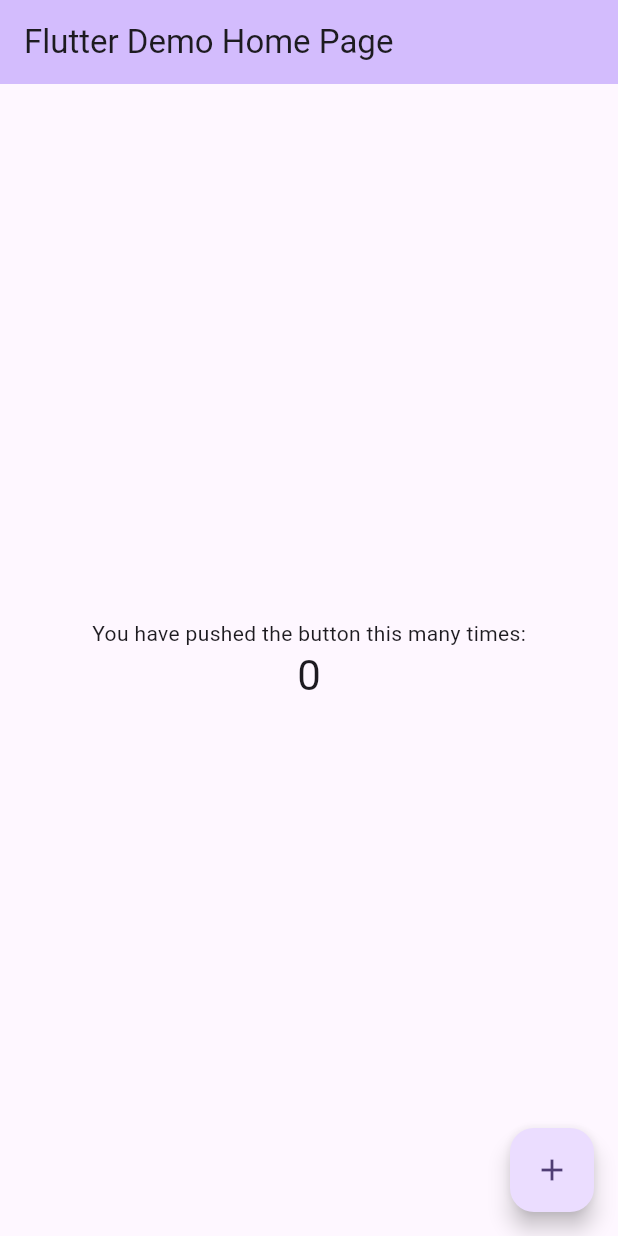
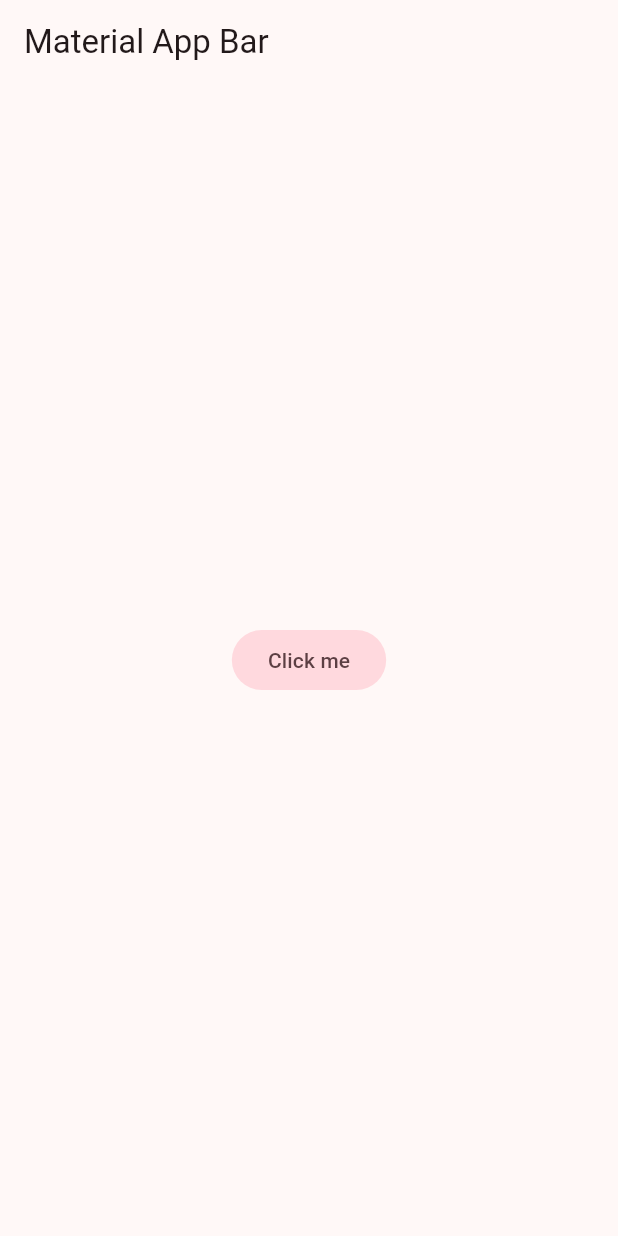
Before and after one commit to Victor-Cauich/yes_no_app_victor_4sa, a Flutter app: the screen it shows after launch, on a phone screen of 412 x 824 dp. Run offline on Flutter 3.47's test engine with Material 3 defaults, Android fonts, the phone set to English and light mode, and no system bars; our stand-ins replace dio.

Commit message:
ColorsSystem added

```diff
--- /dev/null
+++ b/lib/config/theme/app_theme.dart
@@ -0,0 +1,30 @@
+import 'package:flutter/material.dart';
+
+const Color _customColor = Color.fromARGB(255, 51, 33, 209);
+
+const List<Color> _colorThemes = [
+  _customColor,
+  Colors.blue,
+  Colors.teal,
+  Colors.green,
+  Colors.yellow,
+  Colors.orange,
+  Colors.pink,
+];
+
+class AppTheme {
+
+  final int selectedColor ;
+
+  AppTheme({
+    this.selectedColor = 0})
+    : assert( selectedColor >= 0 && selectedColor <= _colorThemes.length -1,
+     "Colors must be between 0 and ${_colorThemes.length}");
+
+  ThemeData theme() {
+    return ThemeData(
+      useMaterial3: true,
+      colorSchemeSeed: _colorThemes[selectedColor]
+    );
+  }
+}
--- a/lib/main.dart
+++ b/lib/main.dart
@@ -1,125 +1,28 @@
 import 'package:flutter/material.dart';
+import 'package:yes_no_app_victor_4sa/config/theme/app_theme.dart';
 
-void main() {
-  runApp(const MyApp());
-}
+void main() => runApp(const Myapp());
 
-class MyApp extends StatelessWidget {
-  const MyApp({super.key});
+class Myapp extends StatelessWidget {
+  const Myapp({super.key});
 
-  // This widget is the root of your application.
   @override
   Widget build(BuildContext context) {
     return MaterialApp(
-      title: 'Flutter Demo',
-      theme: ThemeData(
-        // This is the theme of your application.
-        //
-        // TRY THIS: Try running your application with "flutter run". You'll see
-        // the application has a purple toolbar. Then, without quitting the app,
-        // try changing the seedColor in the colorScheme below to Colors.green
-        // and then invoke "hot reload" (save your changes or press the "hot
-        // reload" button in a Flutter-supported IDE, or press "r" if you used
-        // the command line to start the app).
-        //
-        // Notice that the counter didn't reset back to zero; the application
-        // state is not lost during the reload. To reset the state, use hot
-        // restart instead.
-        //
-        // This works for code too, not just values: Most code changes can be
-        // tested with just a hot reload.
-        colorScheme: ColorScheme.fromSeed(seedColor: Colors.deepPurple),
-        useMaterial3: true,
-      ),
-      home: const MyHomePage(title: 'Flutter Demo Home Page'),
+      title: 'Yes No App',
+      debugShowCheckedModeBanner: false,
+      theme: AppTheme( selectedColor: 6).theme(), //widget de asercion para marcar error
+      home: Scaffold(
+        appBar: AppBar(
+          title: const Text("Material App Bar"),
+        ),
+        body: Center(
+          child: FilledButton.tonal(
+            onPressed: (){},
+            child: const Text("Click me")
+          ),
+        )
+      )
     );
   }
 }
-
-class MyHomePage extends StatefulWidget {
-  const MyHomePage({super.key, required this.title});
-
-  // This widget is the home page of your application. It is stateful, meaning
-  // that it has a State object (defined below) that contains fields that affect
-  // how it looks.
-
-  // This class is the configuration for the state. It holds the values (in this
-  // case the title) provided by the parent (in this case the App widget) and
-  // used by the build method of the State. Fields in a Widget subclass are
-  // always marked "final".
-
-  final String title;
-
-  @override
-  State<MyHomePage> createState() => _MyHomePageState();
-}
-
-class _MyHomePageState extends State<MyHomePage> {
-  int _counter = 0;
-
-  void _incrementCounter() {
-    setState(() {
-      // This call to setState tells the Flutter framework that something has
-      // changed in this State, which causes it to rerun the build method below
-      // so that the display can reflect the updated values. If we changed
-      // _counter without calling setState(), then the build method would not be
-      // called again, and so nothing would appear to happen.
-      _counter++;
-    });
-  }
-
-  @override
-  Widget build(BuildContext context) {
-    // This method is rerun every time setState is called, for instance as done
-    // by the _incrementCounter method above.
-    //
-    // The Flutter framework has been optimized to make rerunning build methods
-    // fast, so that you can just rebuild anything that needs updating rather
-    // than having to individually change instances of widgets.
-    return Scaffold(
-      appBar: AppBar(
-        // TRY THIS: Try changing the color here to a specific color (to
-        // Colors.amber, perhaps?) and trigger a hot reload to see the AppBar
-        // change color while the other colors stay the same.
-        backgroundColor: Theme.of(context).colorScheme.inversePrimary,
-        // Here we take the value from the MyHomePage object that was created by
-        // the App.build method, and use it to set our appbar title.
-        title: Text(widget.title),
-      ),
-      body: Center(
-        // Center is a layout widget. It takes a single child and positions it
-        // in the middle of the parent.
-        child: Column(
-          // Column is also a layout widget. It takes a list of children and
-          // arranges them vertically. By default, it sizes itself to fit its
-          // children horizontally, and tries to be as tall as its parent.
-          //
-          // Column has various properties to control how it sizes itself and
-          // how it positions its children. Here we use mainAxisAlignment to
-          // center the children vertically; the main axis here is the vertical
-          // axis because Columns are vertical (the cross axis would be
-          // horizontal).
-          //
-          // TRY THIS: Invoke "debug painting" (choose the "Toggle Debug Paint"
-          // action in the IDE, or press "p" in the console), to see the
-          // wireframe for each widget.
-          mainAxisAlignment: MainAxisAlignment.center,
-          children: <Widget>[
-            const Text(
-              'You have pushed the button this many times:',
-            ),
-            Text(
-              '$_counter',
-              style: Theme.of(context).textTheme.headlineMedium,
-            ),
-          ],
-        ),
-      ),
-      floatingActionButton: FloatingActionButton(
-        onPressed: _incrementCounter,
-        tooltip: 'Increment',
-        child: const Icon(Icons.add),
-      ), // This trailing comma makes auto-formatting nicer for build methods.
-    );
-  }
-}
```
